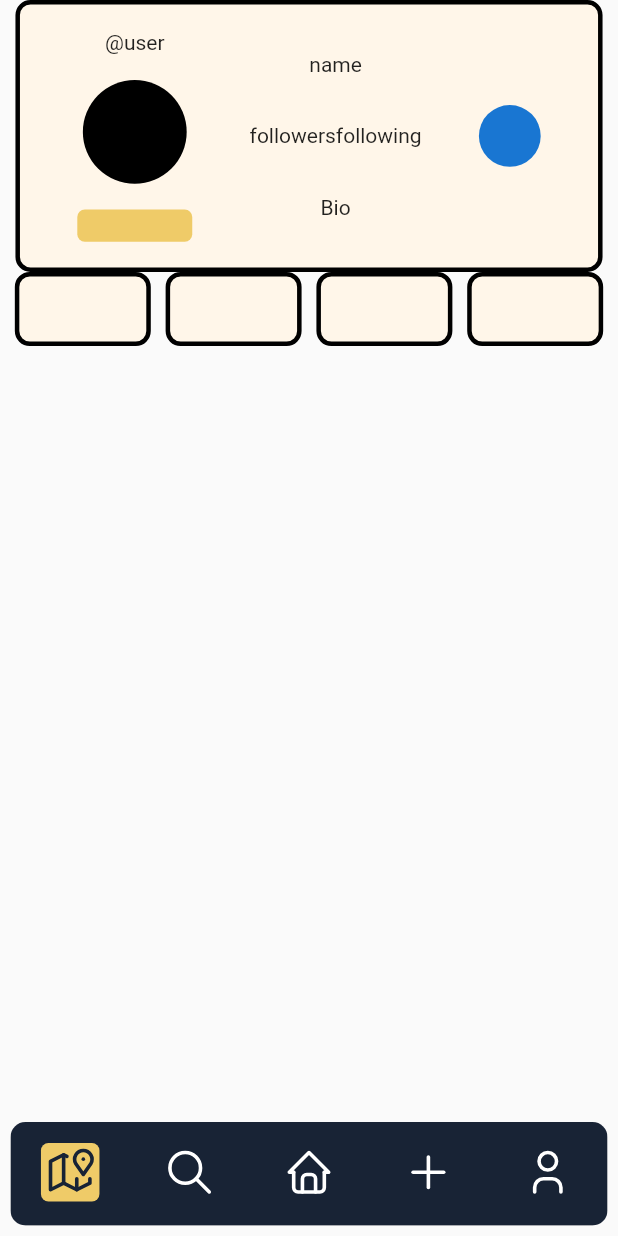
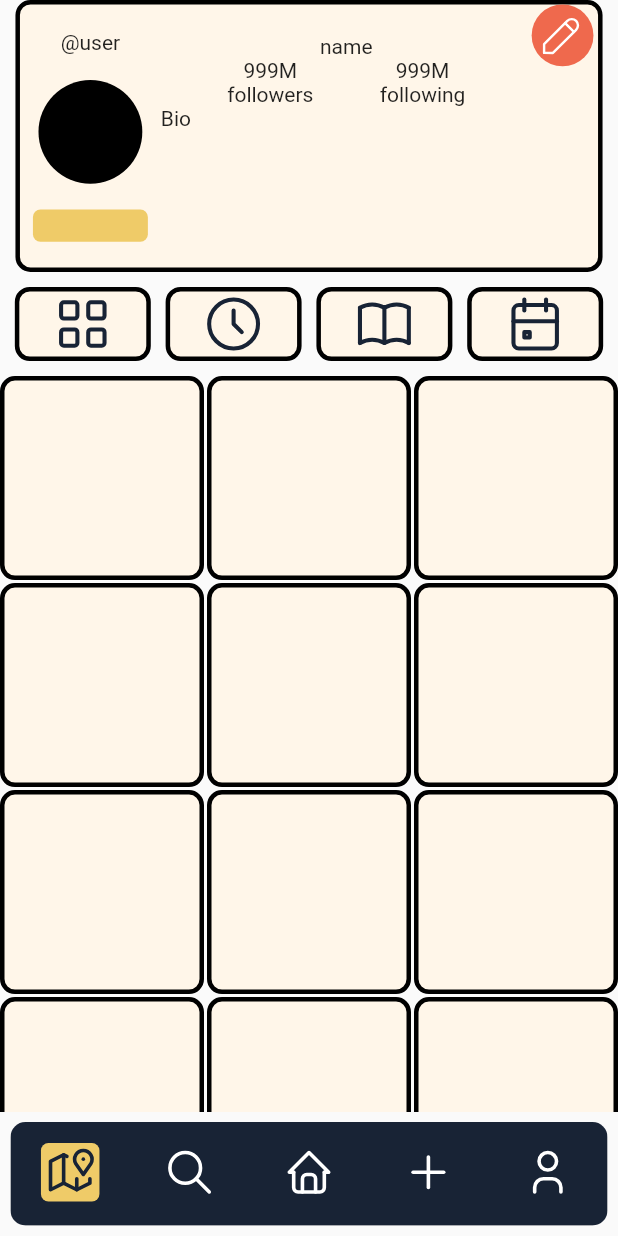
Before and after one commit to NourAdib/atlas_mobile, a Flutter app: the ProfileScreen screen opened by its route, on a phone screen of 412 x 824 dp. Run offline on Flutter 3.47's test engine with Material 2 defaults, Android fonts, the phone set to English and light mode, and no system bars; our stand-ins replace dio, flutter_secure_storage, flutter_svg, get, image_picker, introduction_screen and 1 more; accounts and stored records are empty; generated files the repository leaves out were written again.

Commit message:
final design

```diff
--- a/lib/app/pages/profile_screen/controllers/profile_screen_controller.dart
+++ b/lib/app/pages/profile_screen/controllers/profile_screen_controller.dart
@@ -3,7 +3,32 @@ import 'package:get/get.dart';
 class ProfileScreenController extends GetxController {
   var width = Get.width;
   var height = Get.height;
+
+  Tabs currentSelectedTab = Tabs.Scraps;
+
+  goToScrapsTab() {
+    currentSelectedTab = Tabs.Scraps;
+  }
+
+  goToMemoriesTab() {
+    currentSelectedTab = Tabs.Memories;
+  }
+
+  goToEventsTab() {
+    currentSelectedTab = Tabs.Events;
+  }
+
+  goToScrapbookTab() {
+    currentSelectedTab = Tabs.Scrapbook;
+  }
+
   goToPreviousScreen() {
     Get.back();
   }
+
+  getUserDetails() {}
+
+  getPosts() {}
 }
+
+enum Tabs { Memories, Scrapbook, Events, Scraps }
--- /dev/null
+++ b/lib/app/pages/profile_screen/views/post_preview.dart
@@ -0,0 +1,22 @@
+import 'package:flutter/material.dart';
+import 'package:flutter/src/widgets/container.dart';
+import 'package:flutter/src/widgets/framework.dart';
+import 'package:flutter_svg/flutter_svg.dart';
+import 'package:get/get.dart';
+
+class PostPreview extends StatelessWidget {
+  const PostPreview({super.key});
+
+  @override
+  Widget build(BuildContext context) {
+    return Container(
+      height: Get.height * 0.139,
+      width: Get.width * 0.302,
+      decoration: BoxDecoration(
+        borderRadius: BorderRadius.circular(10),
+        border: Border.all(color: Colors.black, width: 3),
+        color: Color(0xffFFF6E9),
+      ),
+    );
+  }
+}
--- a/lib/app/pages/profile_screen/views/profile_screen.dart
+++ b/lib/app/pages/profile_screen/views/profile_screen.dart
@@ -1,9 +1,13 @@
-import 'dart:math';
+import 'dart:developer';
 
 import 'package:atlas_mobile/app/widgets/navbar.dart';
 import 'package:atlas_mobile/main/controller/navigation_controller.dart';
 import 'package:flutter/material.dart';
+import 'package:flutter_svg/flutter_svg.dart';
 import 'package:get/get.dart';
+
+import 'post_preview.dart';
+import 'user_details.dart';
 
 class ProfileScreen extends StatelessWidget {
   const ProfileScreen({Key? key}) : super(key: key);
@@ -22,102 +26,105 @@ class ProfileScreen extends StatelessWidget {
       body: SafeArea(
         child: Column(
           children: [
+            UserDetails(),
+            const Padding(
+              padding: EdgeInsets.only(top: 10),
+            ),
             Row(
-              mainAxisAlignment: MainAxisAlignment.center,
+              mainAxisAlignment: MainAxisAlignment.spaceEvenly,
               children: [
-                Container(
-                  height: Get.height * 0.22,
-                  width: Get.width * 0.95,
-                  decoration: BoxDecoration(
-                    borderRadius: BorderRadius.circular(10),
-                    border: Border.all(color: Colors.black, width: 3),
-                    color: const Color(0xffFFF6E9),
+                InkWell(
+                  onTap: () {
+                    log("1");
+                  },
+                  child: Container(
+                    height: Get.height * 0.06,
+                    width: Get.width * 0.22,
+                    decoration: BoxDecoration(
+                      color: Color(0xffFFF6E9),
+                      borderRadius: BorderRadius.circular(10),
+                      border: Border.all(color: Colors.black, width: 3),
+
+                      // color: isThisOneSelected
+                      //   ? Color(0xffEF694D)
+                      // : Color(0xffFFF6E9),
+                    ),
+                    child: SvgPicture.asset('assets/images/scrap_tab_icon.svg'),
                   ),
-                  child: Row(
-                    mainAxisAlignment: MainAxisAlignment.spaceEvenly,
-                    children: [
-                      Column(
-                        mainAxisAlignment: MainAxisAlignment.spaceEvenly,
-                        children: [
-                          const Text("@user"),
-                          CircleAvatar(
-                            radius: Get.height * 0.042,
-                            backgroundColor: Colors.black,
-                          ),
-                          Container(
-                            height: Get.height * 0.026,
-                            width: Get.width * 0.186,
-                            decoration: BoxDecoration(
-                                borderRadius: BorderRadius.circular(5),
-                                color: const Color(0xffEFCB68)),
-                          )
-                        ],
-                      ),
-                      Column(
-                        mainAxisAlignment: MainAxisAlignment.spaceEvenly,
-                        children: [
-                          const Text("name"),
-                          Row(
-                            children: const [
-                              Text("followers"),
-                              Text("following"),
-                            ],
-                          ),
-                          const Text("Bio"),
-                        ],
-                      ),
-                      Stack(
-                        children: [
-                          CircleAvatar(
-                            radius: Get.height * 0.025,
-                          )
-                        ],
-                      ),
-                    ],
+                ),
+                InkWell(
+                  onTap: () {
+                    log("2");
+                  },
+                  child: Container(
+                    height: Get.height * 0.06,
+                    width: Get.width * 0.22,
+                    decoration: BoxDecoration(
+                      color: Color(0xffFFF6E9),
+                      borderRadius: BorderRadius.circular(10),
+                      border: Border.all(color: Colors.black, width: 3),
+                      // color: isThisOneSelected
+                      //   ? Color(0xffEF694D)
+                      // : Color(0xffFFF6E9),
+                    ),
+                    child:
+                        SvgPicture.asset('assets/images/memorie_tab_icon.svg'),
+                  ),
+                ),
+                InkWell(
+                  onTap: () {
+                    log("3");
+                  },
+                  child: Container(
+                    height: Get.height * 0.06,
+                    width: Get.width * 0.22,
+                    decoration: BoxDecoration(
+                      color: Color(0xffFFF6E9),
+                      borderRadius: BorderRadius.circular(10),
+                      border: Border.all(color: Colors.black, width: 3),
+                      // color: isThisOneSelected
+                      //   ? Color(0xffEF694D)
+                      // : Color(0xffFFF6E9),
+                    ),
+                    child: SvgPicture.asset(
+                        'assets/images/scrapbook_tab_icon.svg'),
+                  ),
+                ),
+                InkWell(
+                  onTap: () {
+                    log("4");
+                  },
+                  child: Container(
+                    height: Get.height * 0.06,
+                    width: Get.width * 0.22,
+                    decoration: BoxDecoration(
+                      borderRadius: BorderRadius.circular(10),
+                      color: Color(0xffFFF6E9),
+                      border: Border.all(color: Colors.black, width: 3),
+                      // color: isThisOneSelected
+                      //   ? Color(0xffEF694D)
+                      // : Color(0xffFFF6E9),
+                    ),
+                    child: SvgPicture.asset('assets/images/event_tab_icon.svg'),
                   ),
                 ),
               ],
             ),
-            Row(
-              mainAxisAlignment: MainAxisAlignment.spaceEvenly,
-              children: [
-                Container(
-                  height: Get.height * 0.06,
-                  width: Get.width * 0.22,
-                  decoration: BoxDecoration(
-                    borderRadius: BorderRadius.circular(10),
-                    border: Border.all(color: Colors.black, width: 3),
-                    color: Color(0xffFFF6E9),
-                  ),
+            const Padding(
+              padding: EdgeInsets.only(top: 10),
+            ),
+            Expanded(
+              child: GridView.builder(
+                itemCount: 20,
+                gridDelegate: const SliverGridDelegateWithFixedCrossAxisCount(
+                  crossAxisCount: 3,
+                  crossAxisSpacing: 2,
+                  mainAxisSpacing: 2,
                 ),
-                Container(
-                  height: Get.height * 0.06,
-                  width: Get.width * 0.22,
-                  decoration: BoxDecoration(
-                    borderRadius: BorderRadius.circular(10),
-                    border: Border.all(color: Colors.black, width: 3),
-                    color: Color(0xffFFF6E9),
-                  ),
-                ),
-                Container(
-                  height: Get.height * 0.06,
-                  width: Get.width * 0.22,
-                  decoration: BoxDecoration(
-                    borderRadius: BorderRadius.circular(10),
-                    border: Border.all(color: Colors.black, width: 3),
-                    color: Color(0xffFFF6E9),
-                  ),
-                ),
-                Container(
-                  height: Get.height * 0.06,
-                  width: Get.width * 0.22,
-                  decoration: BoxDecoration(
-                    borderRadius: BorderRadius.circular(10),
-                    border: Border.all(color: Colors.black, width: 3),
-                    color: Color(0xffFFF6E9),
-                  ),
-                ),
-              ],
+                itemBuilder: ((context, index) {
+                  return PostPreview();
+                }),
+              ),
             ),
           ],
         ),
--- /dev/null
+++ b/lib/app/pages/profile_screen/views/user_details.dart
@@ -0,0 +1,98 @@
+import 'package:flutter/material.dart';
+import 'package:flutter_svg/svg.dart';
+import 'package:get/get.dart';
+
+class UserDetails extends StatelessWidget {
+  const UserDetails({
+    Key? key,
+  }) : super(key: key);
+
+  @override
+  Widget build(BuildContext context) {
+    return Container(
+      height: Get.height * 0.22,
+      width: Get.width * 0.95,
+      decoration: BoxDecoration(
+        borderRadius: BorderRadius.circular(10),
+        border: Border.all(color: Colors.black, width: 3),
+        color: const Color(0xffFFF6E9),
+      ),
+      child: Row(
+        children: [
+          Container(
+            width: Get.width * 0.228,
+            child: Column(
+              mainAxisAlignment: MainAxisAlignment.spaceEvenly,
+              children: [
+                const Text("@user"),
+                CircleAvatar(
+                  radius: Get.height * 0.042,
+                  backgroundColor: Colors.black,
+                ),
+                Container(
+                  height: Get.height * 0.026,
+                  width: Get.width * 0.186,
+                  decoration: BoxDecoration(
+                      borderRadius: BorderRadius.circular(5),
+                      color: const Color(0xffEFCB68)),
+                )
+              ],
+            ),
+          ),
+          Container(
+            width: Get.width * 0.6,
+            child: Column(
+              mainAxisAlignment: MainAxisAlignment.start,
+              children: [
+                const SizedBox(
+                  height: 20,
+                ),
+                const Text("name"),
+                Column(
+                  mainAxisAlignment: MainAxisAlignment.spaceEvenly,
+                  crossAxisAlignment: CrossAxisAlignment.start,
+                  children: [
+                    Row(
+                      mainAxisAlignment: MainAxisAlignment.spaceEvenly,
+                      children: [
+                        Column(
+                          children: [
+                            Text('999M'),
+                            const Text("followers"),
+                          ],
+                        ),
+                        Column(
+                          children: [
+                            Text('999M'),
+                            const Text("following"),
+                          ],
+                        ),
+                      ],
+                    ),
+                    const Text("Bio"),
+                  ],
+                ),
+              ],
+            ),
+          ),
+          Container(
+            child: Align(
+              alignment: Alignment.topRight,
+              child: Stack(
+                alignment: Alignment.topRight,
+                children: [
+                  CircleAvatar(
+                    backgroundColor: Color(0xffEF694D),
+                    radius: Get.height * 0.025,
+                    child: SvgPicture.asset(
+                        width: Get.width * 0.09, 'assets/images/edit_icon.svg'),
+                  ),
+                ],
+              ),
+            ),
+          ),
+        ],
+      ),
+    );
+  }
+}
```
Also changed, not shown: assets/images/edit_icon.svg (added), assets/images/event_tab_icon.svg (added), assets/images/memorie_tab_icon.svg (added), assets/images/scrap_tab_icon.svg (added), assets/images/scrapbook_tab_icon.svg (added).
